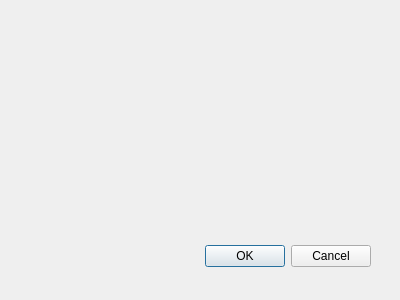
Qt form info_silo/UI/keyword_manager.ui (austinschaaf1/455_final) before a commit.
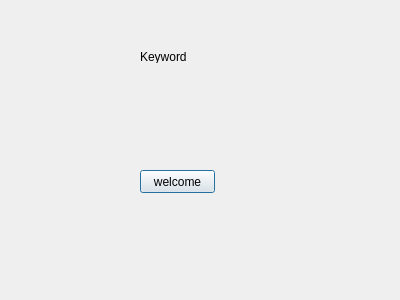
The same form after that commit.

Commit message: added class for keyword manager

What changed in the file:
```diff
--- a/info_silo/UI/keyword_manager.ui
+++ b/info_silo/UI/keyword_manager.ui
@@ -13,20 +13,30 @@
   <property name="windowTitle">
    <string>Dialog</string>
   </property>
-  <widget class="QDialogButtonBox" name="buttonBox">
+  <widget class="QLabel" name="label">
    <property name="geometry">
     <rect>
-     <x>30</x>
-     <y>240</y>
-     <width>341</width>
-     <height>32</height>
+     <x>140</x>
+     <y>50</y>
+     <width>47</width>
+     <height>13</height>
     </rect>
    </property>
-   <property name="orientation">
-    <enum>Qt::Horizontal</enum>
+   <property name="text">
+    <string>Keyword</string>
    </property>
-   <property name="standardButtons">
-    <set>QDialogButtonBox::Cancel|QDialogButtonBox::Ok</set>
+  </widget>
+  <widget class="QPushButton" name="Welcome">
+   <property name="geometry">
+    <rect>
+     <x>140</x>
+     <y>170</y>
+     <width>75</width>
+     <height>23</height>
+    </rect>
+   </property>
+   <property name="text">
+    <string>welcome</string>
    </property>
   </widget>
  </widget>
```
Left out of the diff: 35 changed lines with no effect on the pictures. The commit also changes 2 other files.
